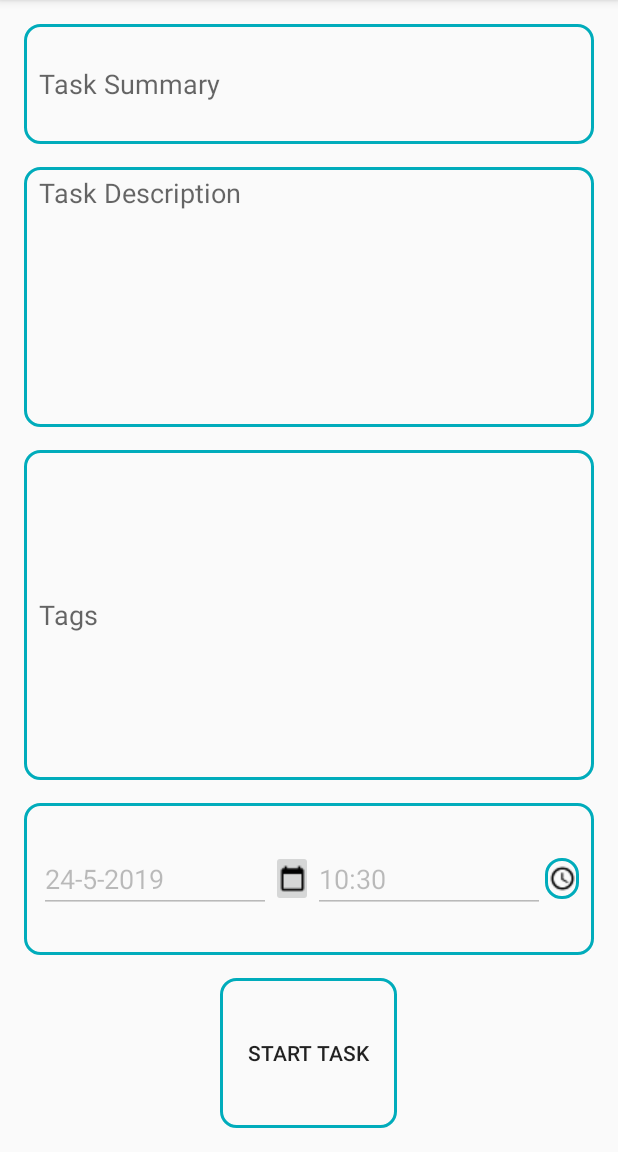
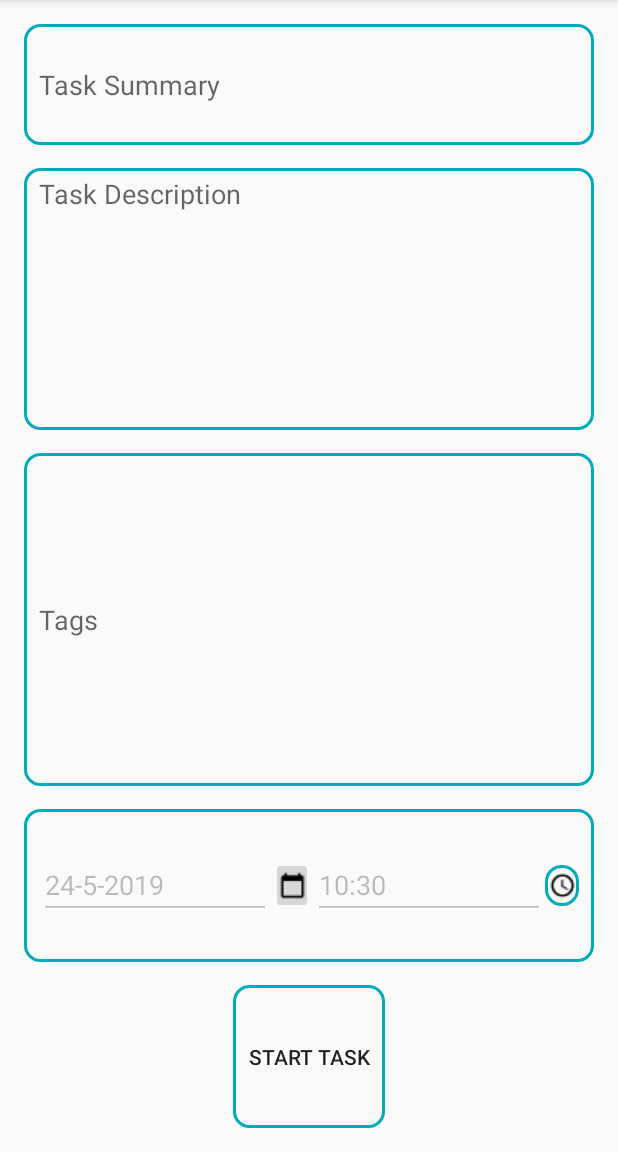
Before and after one commit to vvs29/kaalaha, an Android app: the screen it shows after launch (TimeLoggerActivity), on a phone screen of 412 x 824 dp, the part 84-1236 px from its top. Run offline under Robolectric (Android 15) with nearby library versions, the phone set to English and light mode, and no system bars.

Commit message:
committed old content

```diff
--- a/app/src/main/res/layout/activity_timelogger.xml
+++ b/app/src/main/res/layout/activity_timelogger.xml
@@ -83,13 +83,8 @@
 
         <Button
             android:id="@+id/timeLoggerStartTaskButtonId"
-            android:layout_width="118dp"
-            android:layout_height="53dp"
+            style="@style/buttonStyle"
             android:layout_weight="1"
-            android:layout_gravity="center"
-            android:background="@drawable/round_bordered_button"
-            android:text="@string/StartTaskButton"
-            tools:layout_editor_absoluteX="147dp"
-            tools:layout_editor_absoluteY="606dp" />
+            android:text="@string/StartTaskButton"/>
     </LinearLayout>
 </ScrollView>
```
